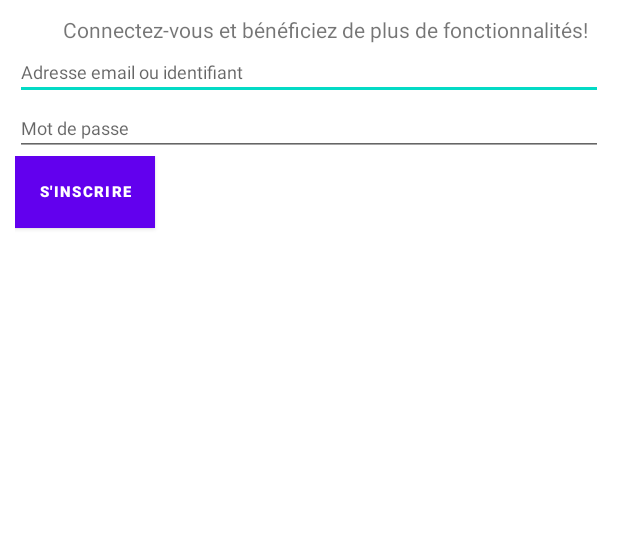
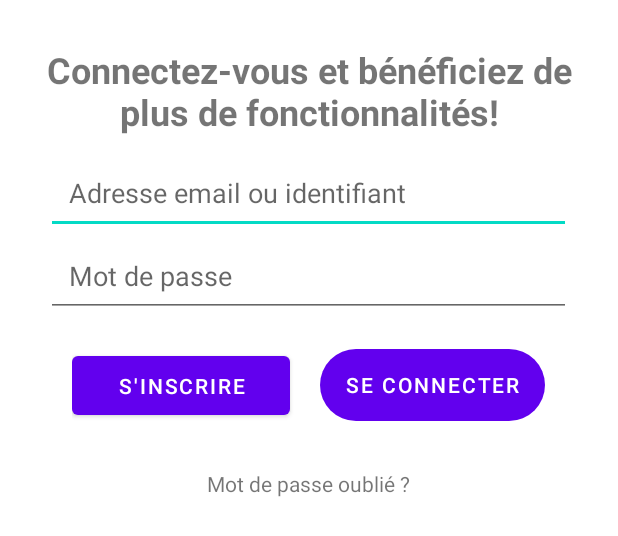
Before and after one commit to mathildeCazeu/AkihaManga, an Android app: the layout layout_connexion.xml on its own in the app's theme, with its tools: preview values and no code run, on a phone screen of 412 x 824 dp. Shown: the top 536 px of the screen. Run offline under Robolectric (Android 15) with nearby library versions, the phone set to English and light mode, and no system bars.

Commit message:
Ajout page connexion + classe bouton rond + autre

```diff
--- a/app/src/main/AndroidManifest.xml
+++ b/app/src/main/AndroidManifest.xml
@@ -20,9 +20,6 @@
             android:exported="false" />
 
         <activity android:name=".MainActivity"
-            android:exported="false"/>
-        <activity
-            android:name=".geolocalisation"
             android:exported="true">
             <intent-filter>
                 <action android:name="android.intent.action.MAIN" />
@@ -30,6 +27,10 @@
                 <category android:name="android.intent.category.LAUNCHER" />
             </intent-filter>
         </activity>
+        <activity
+            android:name=".geolocalisation"
+            android:exported="false">
+        </activity>
     </application>
 
 </manifest>
--- a/app/src/main/java/com/example/akihamanga/MainActivity.java
+++ b/app/src/main/java/com/example/akihamanga/MainActivity.java
@@ -24,5 +24,8 @@ public class MainActivity extends AppCompatActivity {
     }
 
     public void openConnexion()
-    {}
+    {
+        dialogueBoutonConnexion dialogue = new dialogueBoutonConnexion();
+        dialogue.show(getSupportFragmentManager(), "");
+    }
 }
--- /dev/null
+++ b/app/src/main/java/com/example/akihamanga/dialogueBoutonConnexion.java
@@ -0,0 +1,30 @@
+package com.example.akihamanga;
+
+import android.app.AlertDialog;
+import android.app.Dialog;
+import android.os.Bundle;
+import android.view.LayoutInflater;
+import android.view.View;
+import android.widget.EditText;
+
+import androidx.annotation.LayoutRes;
+import androidx.annotation.NonNull;
+import androidx.annotation.Nullable;
+import androidx.appcompat.app.AppCompatDialogFragment;
+
+public class dialogueBoutonConnexion extends AppCompatDialogFragment {
+    private EditText et_username;
+    private EditText et_mdp;
+
+    @Override
+    public Dialog onCreateDialog(@Nullable Bundle savedInstanceState) {
+        AlertDialog.Builder builder = new AlertDialog.Builder(getActivity());
+        LayoutInflater inflater = getActivity().getLayoutInflater();
+        View view = inflater.inflate(R.layout.layout_connexion, null);
+
+        et_username = view.findViewById(R.id.et_username);
+        et_mdp = view.findViewById(R.id.et_password);
+        builder.setView(view);
+        return builder.create();
+    }
+}
--- /dev/null
+++ b/app/src/main/res/drawable/rounded_button.xml
@@ -0,0 +1,8 @@
+<?xml version="1.0" encoding="utf-8"?>
+<shape xmlns:android="http://schemas.android.com/apk/res/android"
+    android:shape="rectangle">
+
+    <solid android:backgroundTint="@color/akihaMangaOrange"/>
+    <corners    android:radius="150dp"/>
+
+</shape>
--- a/app/src/main/res/layout/layout_connexion.xml
+++ b/app/src/main/res/layout/layout_connexion.xml
@@ -1,53 +1,83 @@
 <?xml version="1.0" encoding="utf-8"?>
 <RelativeLayout xmlns:android="http://schemas.android.com/apk/res/android"
-    xmlns:tools="http://schemas.android.com/tools"
     android:layout_width="match_parent"
     android:layout_height="match_parent"
-    android:padding="10dp">
+    android:padding="20dp">
 
     <TextView
         android:id="@+id/tv_bienvenue"
-
         android:layout_width="wrap_content"
         android:layout_height="wrap_content"
-        android:layout_alignParentEnd="true"
-        android:layout_marginEnd="10dp"
-        tools:text="@string/tv_bienvenue" />
+        android:layout_centerHorizontal="true"
+        android:padding="10dp"
+        android:text="@string/tv_bienvenue"
+        android:textAlignment="center"
+        android:textSize="24sp"
+        android:textStyle="bold" />
 
     <EditText
         android:id="@+id/et_username"
-        android:layout_width="match_parent"
+        android:layout_width="350dp"
         android:layout_height="wrap_content"
         android:layout_below="@id/tv_bienvenue"
-        android:hint="Adresse email ou identifiant"
-        android:textSize="12sp" />
+        android:layout_centerHorizontal="true"
+        android:hint="@string/et_username"
+        android:padding="15dp" />
 
     <EditText
-        android:id="@+id/et_mdp"
-        android:layout_width="match_parent"
+        android:id="@+id/et_password"
+        android:layout_width="350dp"
         android:layout_height="wrap_content"
         android:layout_below="@id/et_username"
-        android:hint="Mot de passe"
-        android:inputType="textPassword"
-        android:textSize="12sp" />
-
+        android:layout_centerHorizontal="true"
+        android:hint="@string/et_mdp"
+        android:padding="15dp" />
 
 
     <LinearLayout
-        android:layout_width="match_parent"
-        android:layout_height="match_parent"
+        android:id="@+id/ll_boutons"
+        android:layout_width="wrap_content"
+        android:layout_height="wrap_content"
+        android:layout_below="@id/et_password"
+        android:layout_centerInParent="true"
+        android:clipToPadding="true"
+        android:gravity="center_horizontal"
         android:orientation="horizontal"
-        android:layout_below="@id/et_mdp">
+        android:padding="20dp">
 
         <Button
-            android:layout_width="wrap_content"
+            android:id="@+id/b_inscription"
+            android:layout_width="145dp"
             android:layout_height="wrap_content"
-            android:text="S'inscrire"
-            android:textSize="10dp"
-            android:textStyle="bold"
-            android:background="@color/akihaMangaOrange"/>
+            android:layout_gravity="center"
+            android:padding="10dp"
+            android:text="@string/b_inscire" />
 
+        <Space
+            android:layout_width="20dp"
+            android:layout_height="0dp"/>
+"
+
+        <Button
+            android:id="@+id/b_connection"
+            android:layout_width="150dp"
+            android:layout_height="wrap_content"
+            android:layout_gravity="center"
+            android:background="@drawable/rounded_button"
+            android:backgroundTint="@color/akihaMangaOrange"
+            android:text="@string/b_connecter" />
     </LinearLayout>
+
+    <TextView
+        android:id="@+id/tv_mdpOublie"
+        android:layout_width="wrap_content"
+        android:layout_height="wrap_content"
+        android:layout_centerHorizontal="true"
+        android:padding="10dp"
+        android:text="@string/tv_mdpOublie"
+        android:textAlignment="center"
+        android:textSize="14dp"
+        android:layout_below="@id/ll_boutons"/>
 
 
 </RelativeLayout>
--- a/app/src/main/res/values/strings.xml
+++ b/app/src/main/res/values/strings.xml
@@ -4,4 +4,7 @@
     <string name="tv_bienvenue">Connectez-vous et bénéficiez de plus de fonctionnalités!</string>
     <string name="b_inscire">S\'inscrire</string>
     <string name="b_connecter">Se connecter</string>
+    <string name="et_username">Adresse email ou identifiant</string>
+    <string name="et_mdp">Mot de passe</string>
+    <string name="tv_mdpOublie">Mot de passe oublié ?</string>
 </resources>
```
